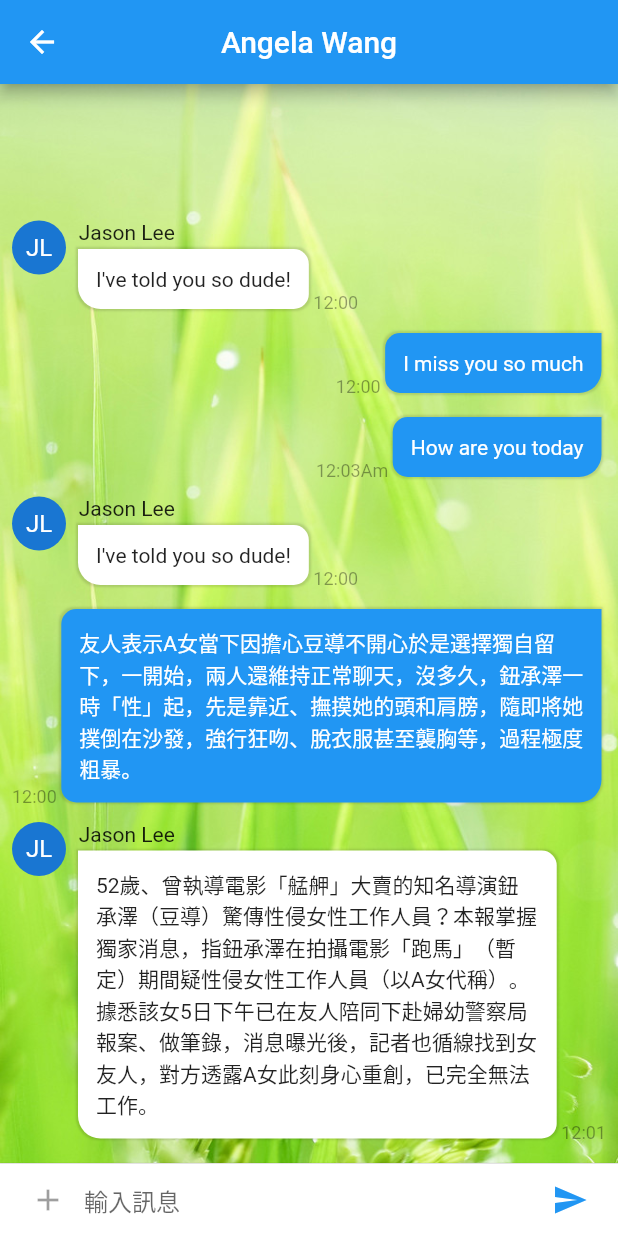
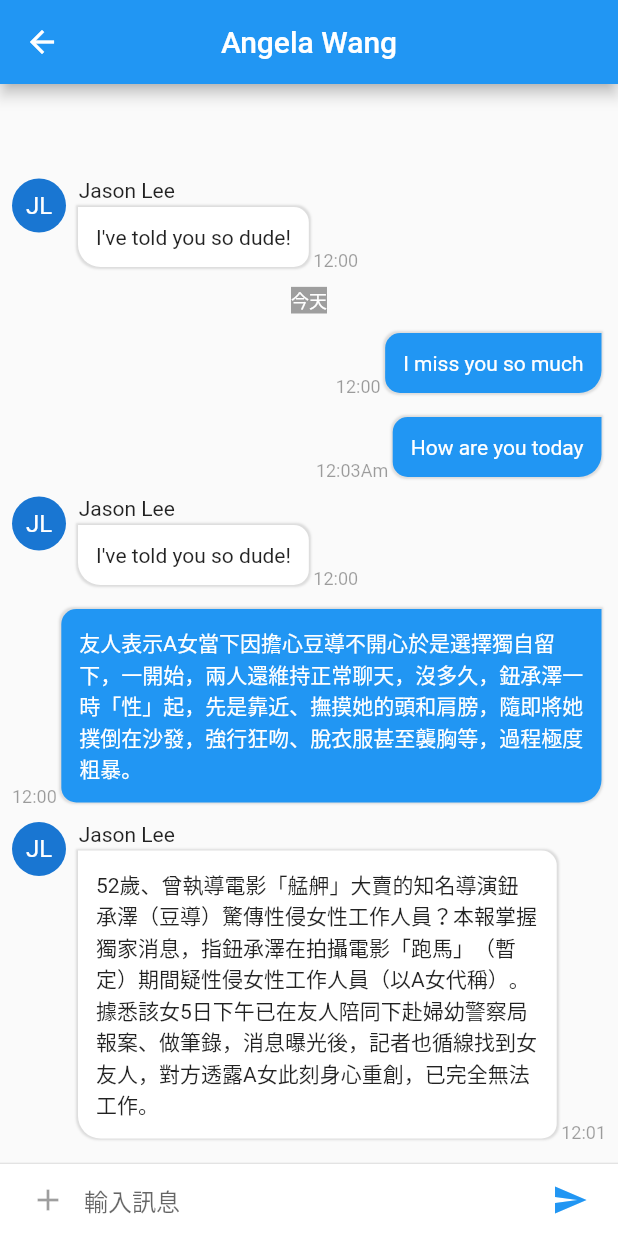
Before and after one commit to 0x5487/learning-flutter, a Flutter app: the ChatPage screen opened directly, on a phone screen of 412 x 824 dp. Run offline on Flutter 3.47's test engine with Material 2 defaults, Android fonts, the phone set to English and light mode, and no system bars; generated files the repository leaves out were written again.

Commit message:
update chat layout

```diff
--- a/lib/widgets/chat.dart
+++ b/lib/widgets/chat.dart
@@ -9,7 +9,7 @@ class ChatWidget extends StatefulWidget {
 
 class _ChatState extends State<ChatWidget> {
   final TextEditingController textEditingController = TextEditingController();
-  final List<Bubble> _messages = <Bubble>[
+  final List<Widget> _messages = <Widget>[
     Bubble(
       message:
           '52歲、曾執導電影「艋舺」大賣的知名導演鈕承澤（豆導）驚傳性侵女性工作人員？本報掌握獨家消息，指鈕承澤在拍攝電影「跑馬」（暫定）期間疑性侵女性工作人員（以A女代稱）。據悉該女5日下午已在友人陪同下赴婦幼警察局報案、做筆錄，消息曝光後，記者也循線找到女友人，對方透露A女此刻身心重創，已完全無法工作。',
@@ -42,6 +42,18 @@ class _ChatState extends State<ChatWidget> {
       delivered: true,
       isMe: true,
     ),
+    Container(
+      margin: EdgeInsets.only(top: 5, bottom: 5),
+      child: Text(
+        "今天",
+        style: new TextStyle(
+          background: Paint()..color = Colors.grey,
+          color: Colors.white,
+          fontSize: 12.0,
+        ),
+        textAlign: TextAlign.center,
+      ),
+    ),
     Bubble(
       message: 'I\'ve told you so dude!',
       time: '12:00',
@@ -57,11 +69,11 @@ class _ChatState extends State<ChatWidget> {
         Flexible(
             child: Container(
           decoration: BoxDecoration(
-            image: DecorationImage(
-              image: AssetImage("assets/images/chat_background.jpg"),
-              fit: BoxFit.cover,
-            ),
-          ),
+              // image: DecorationImage(
+              //   image: AssetImage("assets/images/chat_background.jpg"),
+              //   fit: BoxFit.cover,
+              // ),
+              ),
           child: ListView.builder(
             padding: EdgeInsets.all(8.0),
             reverse: true,
```
